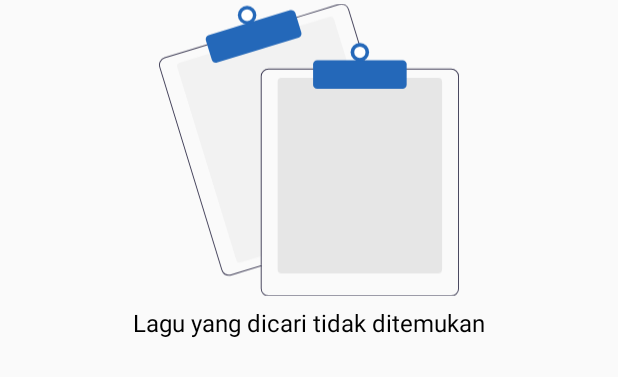
After one commit to rfqananda/MusicPlayer, an Android app built with Jetpack Compose: the layout empty_view.xml on its own in the app's theme, with its tools: preview values and no code run, on a phone screen of 412 x 824 dp. The commit adds this screen. Shown: the top 377 px of the screen. Run offline under Robolectric (Android 15) with nearby library versions, the phone set to English and light mode, and no system bars.

Commit message:
Implement error view, empty view and play song when item selected

```diff
--- a/app/src/main/res/values/themes.xml
+++ b/app/src/main/res/values/themes.xml
@@ -3,6 +3,10 @@
 
     <style name="Theme.MusicPlayer" parent="android:Theme.Material.Light.NoActionBar" />
 
-    <style name="AppTheme" parent="Theme.AppCompat.Light.NoActionBar"/>
+    <style name="AppTheme" parent="Theme.MaterialComponents.Light.NoActionBar">
+        <item name="android:statusBarColor">@android:color/transparent</item>
+        <item name="android:windowTranslucentStatus">true</item>
+        <item name="android:windowLightStatusBar">true</item>
+    </style>
 
 </resources>
--- /dev/null
+++ b/features/src/main/res/layout/empty_view.xml
@@ -0,0 +1,23 @@
+<?xml version="1.0" encoding="utf-8"?>
+<LinearLayout xmlns:android="http://schemas.android.com/apk/res/android"
+    android:layout_width="match_parent"
+    android:layout_height="wrap_content"
+    android:orientation="vertical">
+
+    <ImageView
+        android:layout_width="200dp"
+        android:layout_height="200dp"
+        android:layout_gravity="center"
+        android:src="@drawable/not_found" />
+
+    <TextView
+        style="@style/TextAppearance.Material3.TitleLarge"
+        android:layout_width="wrap_content"
+        android:layout_height="wrap_content"
+        android:layout_gravity="center"
+        android:layout_marginTop="4dp"
+        android:text="Lagu yang dicari tidak ditemukan"
+        android:textColor="@color/black"
+        android:textSize="16sp" />
+
+</LinearLayout>
--- a/uicomponent/src/main/res/values/colors.xml
+++ b/uicomponent/src/main/res/values/colors.xml
@@ -1,6 +1,7 @@
 <?xml version="1.0" encoding="utf-8"?>
 <resources>
     <color name="black">#000000</color>
+    <color name="white">#FFFFFF</color>
     <color name="gray">#9B9595</color>
     <color name="bluePrimary">#2468b9</color>
     <color name="blueSecondary">#332468B9</color>
```
Also changed, not shown: features/src/main/java/com/example/features/mainscreen/ui/adapter/ListMusicAdapter.kt (+22 -3 lines), features/src/main/java/com/example/features/mainscreen/ui/fragment/StreamingMusicFragment.kt (+37 -3 lines), features/src/main/res/layout/error_view.xml (added, +36 -0 lines), features/src/main/res/layout/streaming_music_fragment.xml (+19 -0 lines).
